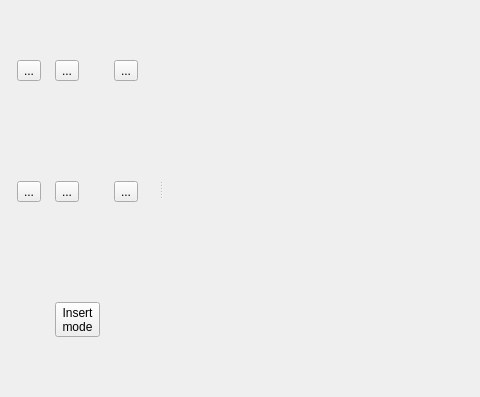
Before: the Qt Designer form EDU/trunk/qt/interface/FotoTriForm.ui in e-foto/e-foto, drawn with Qt 5; both pictures show x 0 to 480 and y 81 to 478 of the 1246 by 806 pixel window.
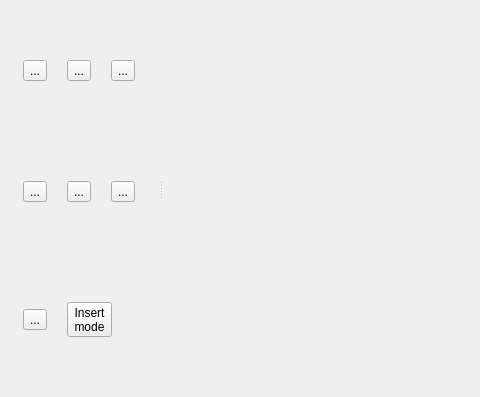
After: the same form once the commit is applied. Icons and pictures are not drawn. Custom widgets are drawn as their Qt base class.

```diff
--- a/EDU/trunk/qt/interface/FotoTriForm.ui
+++ b/EDU/trunk/qt/interface/FotoTriForm.ui
@@ -474,7 +474,31 @@
        </property>
       </widget>
      </item>
-     <item row="2" column="1">
+     <item row="2" column="0">
+      <widget class="QToolButton" name="doneButton">
+       <property name="toolTip">
+        <string>&lt;!DOCTYPE HTML PUBLIC &quot;-//W3C//DTD HTML 4.0//EN&quot; &quot;http://www.w3.org/TR/REC-html40/strict.dtd&quot;&gt;
+&lt;html&gt;&lt;head&gt;&lt;meta name=&quot;qrichtext&quot; content=&quot;1&quot; /&gt;&lt;style type=&quot;text/css&quot;&gt;
+p, li { white-space: pre-wrap; }
+&lt;/style&gt;&lt;/head&gt;&lt;body style=&quot; font-family:'MS Shell Dlg 2'; font-size:8.25pt; font-weight:400; font-style:normal;&quot;&gt;
+&lt;p style=&quot; margin-top:0px; margin-bottom:0px; margin-left:0px; margin-right:0px; -qt-block-indent:0; text-indent:0px;&quot;&gt;&lt;span style=&quot; font-size:8pt; font-weight:600; color:#000000;&quot;&gt;Done &lt;/span&gt;&lt;/p&gt;&lt;/body&gt;&lt;/html&gt;</string>
+       </property>
+       <property name="text">
+        <string>...</string>
+       </property>
+       <property name="icon">
+        <iconset resource="../resource/resource.qrc">
+         <normaloff>:/icon/done.png</normaloff>:/icon/done.png</iconset>
+       </property>
+       <property name="iconSize">
+        <size>
+         <width>32</width>
+         <height>32</height>
+        </size>
+       </property>
+      </widget>
+     </item>
+     <item row="2" column="1" colspan="2">
       <widget class="QToolButton" name="insertPointInButton">
        <property name="toolTip">
         <string>&lt;!DOCTYPE HTML PUBLIC &quot;-//W3C//DTD HTML 4.0//EN&quot; &quot;http://www.w3.org/TR/REC-html40/strict.dtd&quot;&gt;
```
